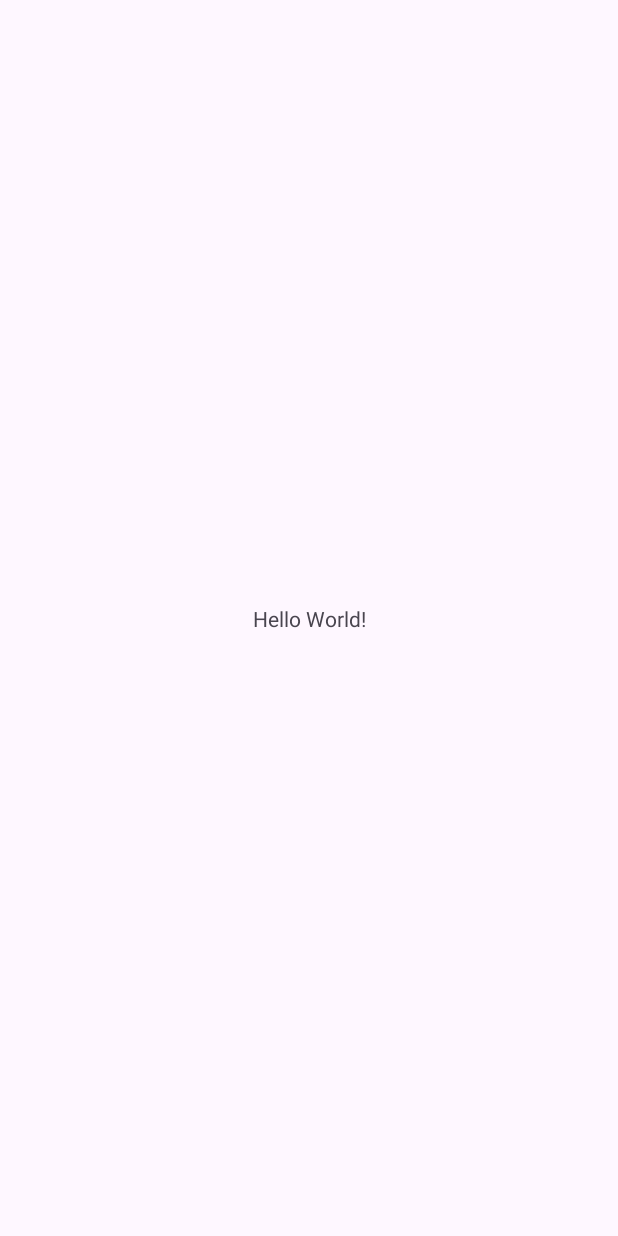
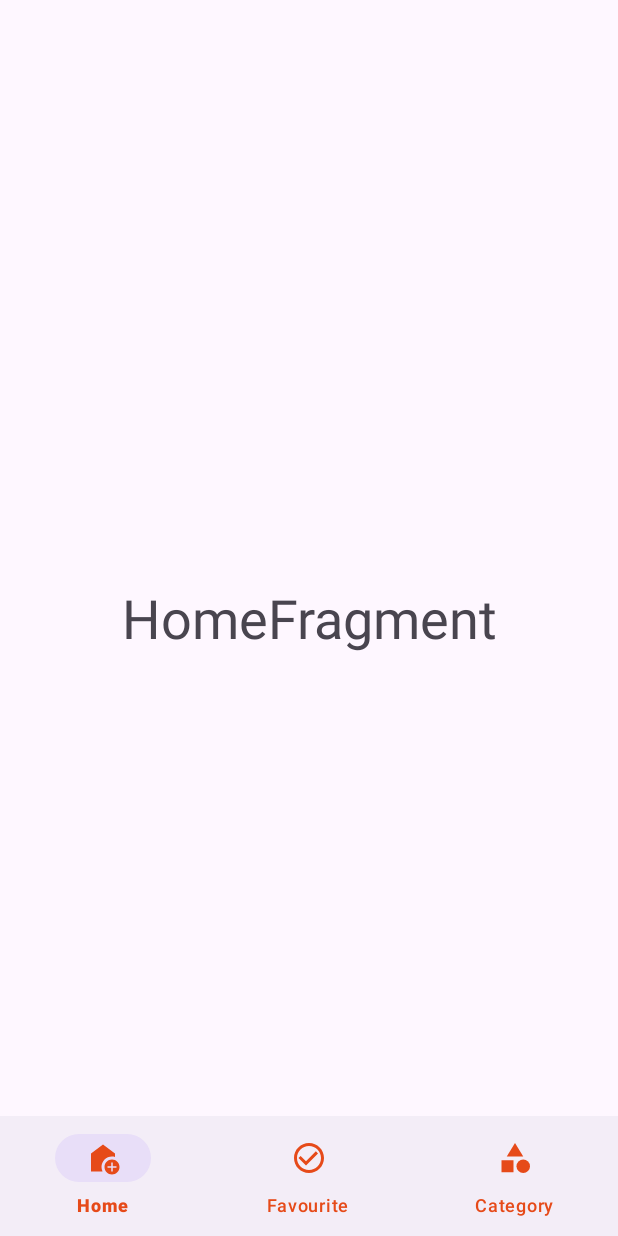
Before and after one commit to mcanererdem/practiceFoodApp, an Android app: the screen it shows after launch (MainActivity), on a phone screen of 412 x 824 dp. Before the commit the screen is almost empty. Run offline under Robolectric (Android 15) with nearby library versions, the phone set to English and light mode, and no system bars; our stand-ins replace navigation-ui.

Commit message:
bottom nav eklendi.

```diff
--- a/app/src/main/AndroidManifest.xml
+++ b/app/src/main/AndroidManifest.xml
@@ -13,7 +13,7 @@
         android:theme="@style/Theme.PracticeFoodApp"
         tools:targetApi="31">
         <activity
-            android:name=".MainActivity"
+            android:name=".activities.MainActivity"
             android:exported="true">
             <intent-filter>
                 <action android:name="android.intent.action.MAIN" />
--- a/app/src/main/java/com/example/practicefoodapp/MainActivity.kt
+++ /dev/null
@@ -1,20 +0,0 @@
-package com.example.practicefoodapp
-
-import android.os.Bundle
-import androidx.activity.enableEdgeToEdge
-import androidx.appcompat.app.AppCompatActivity
-import androidx.core.view.ViewCompat
-import androidx.core.view.WindowInsetsCompat
-
-class MainActivity : AppCompatActivity() {
-    override fun onCreate(savedInstanceState: Bundle?) {
-        super.onCreate(savedInstanceState)
-        enableEdgeToEdge()
-        setContentView(R.layout.activity_main)
-        ViewCompat.setOnApplyWindowInsetsListener(findViewById(R.id.main)) { v, insets ->
-            val systemBars = insets.getInsets(WindowInsetsCompat.Type.systemBars())
-            v.setPadding(systemBars.left, systemBars.top, systemBars.right, systemBars.bottom)
-            insets
-        }
-    }
-}
--- /dev/null
+++ b/app/src/main/java/com/example/practicefoodapp/activities/MainActivity.kt
@@ -0,0 +1,36 @@
+package com.example.practicefoodapp.activities
+
+import android.os.Bundle
+import androidx.activity.enableEdgeToEdge
+import androidx.appcompat.app.AppCompatActivity
+import androidx.core.view.ViewCompat
+import androidx.core.view.WindowInsetsCompat
+import androidx.navigation.NavController
+import androidx.navigation.fragment.NavHostFragment
+import androidx.navigation.fragment.findNavController
+import androidx.navigation.ui.NavigationUI
+import com.example.practicefoodapp.R
+import com.example.practicefoodapp.databinding.ActivityMainBinding
+
+class MainActivity : AppCompatActivity() {
+    private lateinit var binding: ActivityMainBinding
+    private lateinit var navController: NavController
+
+    override fun onCreate(savedInstanceState: Bundle?) {
+        super.onCreate(savedInstanceState)
+        enableEdgeToEdge()
+        binding = ActivityMainBinding.inflate(layoutInflater)
+        setContentView(binding.root)
+
+        ViewCompat.setOnApplyWindowInsetsListener(findViewById(R.id.main)) { v, insets ->
+            val systemBars = insets.getInsets(WindowInsetsCompat.Type.systemBars())
+            v.setPadding(systemBars.left, systemBars.top, systemBars.right, systemBars.bottom)
+            insets
+        }
+
+        val navHostFragment =
+            supportFragmentManager.findFragmentById(R.id.fragment_holder) as NavHostFragment
+        navController = navHostFragment.findNavController()
+        NavigationUI.setupWithNavController(binding.botNavView, navController)
+    }
+}
--- /dev/null
+++ b/app/src/main/java/com/example/practicefoodapp/fragments/HomeFragment.kt
@@ -0,0 +1,19 @@
+package com.example.practicefoodapp.fragments
+
+import android.os.Bundle
+import android.view.LayoutInflater
+import android.view.View
+import android.view.ViewGroup
+import androidx.fragment.app.Fragment
+import com.example.practicefoodapp.databinding.FragmentHomeBinding
+
+class HomeFragment : Fragment() {
+    private lateinit var binding: FragmentHomeBinding
+
+    override fun onCreateView(
+        inflater: LayoutInflater, container: ViewGroup?, savedInstanceState: Bundle?
+    ): View? {
+        binding = FragmentHomeBinding.inflate(layoutInflater, container, false)
+        return binding.root
+    }
+}
--- /dev/null
+++ b/app/src/main/res/drawable/ic_category.xml
@@ -0,0 +1,9 @@
+<vector xmlns:android="http://schemas.android.com/apk/res/android" android:height="24dp" android:tint="#000000" android:viewportHeight="24" android:viewportWidth="24" android:width="24dp">
+
+    <path android:fillColor="@android:color/white" android:pathData="M12,2l-5.5,9h11z"/>
+
+    <path android:fillColor="@android:color/white" android:pathData="M17.5,17.5m-4.5,0a4.5,4.5 0,1 1,9 0a4.5,4.5 0,1 1,-9 0"/>
+
+    <path android:fillColor="@android:color/white" android:pathData="M3,13.5h8v8H3z"/>
+
+</vector>
--- /dev/null
+++ b/app/src/main/res/drawable/ic_home.xml
@@ -0,0 +1,7 @@
+<vector xmlns:android="http://schemas.android.com/apk/res/android" android:height="24dp" android:tint="#000000" android:viewportHeight="24" android:viewportWidth="24" android:width="24dp">
+
+    <path android:fillColor="@android:color/white" android:pathData="M18,11c0.7,0 1.37,0.1 2,0.29V9l-8,-6L4,9v12h7.68C11.25,20.09 11,19.08 11,18C11,14.13 14.13,11 18,11z"/>
+
+    <path android:fillColor="@android:color/white" android:pathData="M18,13c-2.76,0 -5,2.24 -5,5s2.24,5 5,5s5,-2.24 5,-5S20.76,13 18,13zM21,18.5h-2.5V21h-1v-2.5H15v-1h2.5V15h1v2.5H21V18.5z"/>
+
+</vector>
--- /dev/null
+++ b/app/src/main/res/drawable/ic_like.xml
@@ -0,0 +1,5 @@
+<vector xmlns:android="http://schemas.android.com/apk/res/android" android:height="24dp" android:tint="#000000" android:viewportHeight="24" android:viewportWidth="24" android:width="24dp">
+
+    <path android:fillColor="@android:color/white" android:pathData="M16.59,7.58L10,14.17l-3.59,-3.58L5,12l5,5 8,-8zM12,2C6.48,2 2,6.48 2,12s4.48,10 10,10 10,-4.48 10,-10S17.52,2 12,2zM12,20c-4.42,0 -8,-3.58 -8,-8s3.58,-8 8,-8 8,3.58 8,8 -3.58,8 -8,8z"/>
+
+</vector>
--- a/app/src/main/res/layout/activity_main.xml
+++ b/app/src/main/res/layout/activity_main.xml
@@ -5,15 +5,28 @@
     android:id="@+id/main"
     android:layout_width="match_parent"
     android:layout_height="match_parent"
-    tools:context=".MainActivity">
+    tools:context=".activities.MainActivity">
 
-    <TextView
-        android:layout_width="wrap_content"
-        android:layout_height="wrap_content"
-        android:text="Hello World!"
-        app:layout_constraintBottom_toBottomOf="parent"
+    <androidx.fragment.app.FragmentContainerView
+        android:id="@+id/fragment_holder"
+        android:name="androidx.navigation.fragment.NavHostFragment"
+        android:layout_width="match_parent"
+        android:layout_height="match_parent"
+        app:defaultNavHost="true"
+        app:navGraph="@navigation/my_nav_graph"
         app:layout_constraintEnd_toEndOf="parent"
         app:layout_constraintStart_toStartOf="parent"
         app:layout_constraintTop_toTopOf="parent" />
 
+    <com.google.android.material.bottomnavigation.BottomNavigationView
+        android:id="@+id/bot_nav_view"
+        android:layout_width="0dp"
+        android:layout_height="wrap_content"
+        app:itemIconTint="#E64A19"
+        app:itemTextColor="#E64A19"
+        app:layout_constraintBottom_toBottomOf="parent"
+        app:layout_constraintEnd_toEndOf="parent"
+        app:layout_constraintStart_toStartOf="parent"
+        app:menu="@menu/bot_nav_manu" />
+
 </androidx.constraintlayout.widget.ConstraintLayout>
--- /dev/null
+++ b/app/src/main/res/layout/fragment_home.xml
@@ -0,0 +1,16 @@
+<?xml version="1.0" encoding="utf-8"?>
+<FrameLayout xmlns:android="http://schemas.android.com/apk/res/android"
+    xmlns:tools="http://schemas.android.com/tools"
+    android:layout_width="match_parent"
+    android:layout_height="match_parent"
+    tools:context=".fragments.HomeFragment">
+
+    <TextView
+        android:layout_width="match_parent"
+        android:layout_height="wrap_content"
+        android:layout_gravity="center"
+        android:text="HomeFragment"
+        android:textAlignment="center"
+        android:textSize="36sp" />
+
+</FrameLayout>
--- /dev/null
+++ b/app/src/main/res/menu/bot_nav_manu.xml
@@ -0,0 +1,18 @@
+<?xml version="1.0" encoding="utf-8"?>
+<menu xmlns:android="http://schemas.android.com/apk/res/android">
+
+    <item
+        android:id="@+id/homeFragment"
+        android:icon="@drawable/ic_home"
+        android:title="Home" />
+    <item
+        android:id="@+id/favouriteFragment"
+        android:icon="@drawable/ic_like"
+        android:title="Favourite" />
+
+    <item
+        android:id="@+id/categoryFragment"
+        android:icon="@drawable/ic_category"
+        android:title="Category" />
+
+</menu>
--- /dev/null
+++ b/app/src/main/res/navigation/my_nav_graph.xml
@@ -0,0 +1,23 @@
+<?xml version="1.0" encoding="utf-8"?>
+<navigation xmlns:android="http://schemas.android.com/apk/res/android"
+    xmlns:app="http://schemas.android.com/apk/res-auto"
+    xmlns:tools="http://schemas.android.com/tools"
+    android:id="@+id/my_nav_graph"
+    app:startDestination="@id/homeFragment">
+
+    <fragment
+        android:id="@+id/homeFragment"
+        android:name="com.example.practicefoodapp.fragments.HomeFragment"
+        android:label="fragment_home"
+        tools:layout="@layout/fragment_home" />
+    <fragment
+        android:id="@+id/favouriteFragment"
+        android:name="com.example.practicefoodapp.fragments.FavouriteFragment"
+        android:label="fragment_favourite"
+        tools:layout="@layout/fragment_favourite" />
+    <fragment
+        android:id="@+id/categoryFragment"
+        android:name="com.example.practicefoodapp.fragments.CategoryFragment"
+        android:label="fragment_category"
+        tools:layout="@layout/fragment_category" />
+</navigation>
--- a/app/src/main/res/values/strings.xml
+++ b/app/src/main/res/values/strings.xml
@@ -1,3 +1,5 @@
 <resources>
     <string name="app_name">PracticeFoodApp</string>
+    <!-- TODO: Remove or change this placeholder text -->
+    <string name="hello_blank_fragment">Hello blank fragment</string>
 </resources>
```
Also changed, not shown: app/build.gradle.kts (+17 -0 lines), app/src/main/java/com/example/practicefoodapp/fragments/CategoryFragment.kt (added, +20 -0 lines), app/src/main/java/com/example/practicefoodapp/fragments/FavouriteFragment.kt (added, +19 -0 lines), app/src/main/res/layout/fragment_category.xml (added, +16 -0 lines), app/src/main/res/layout/fragment_favourite.xml (added, +16 -0 lines).
